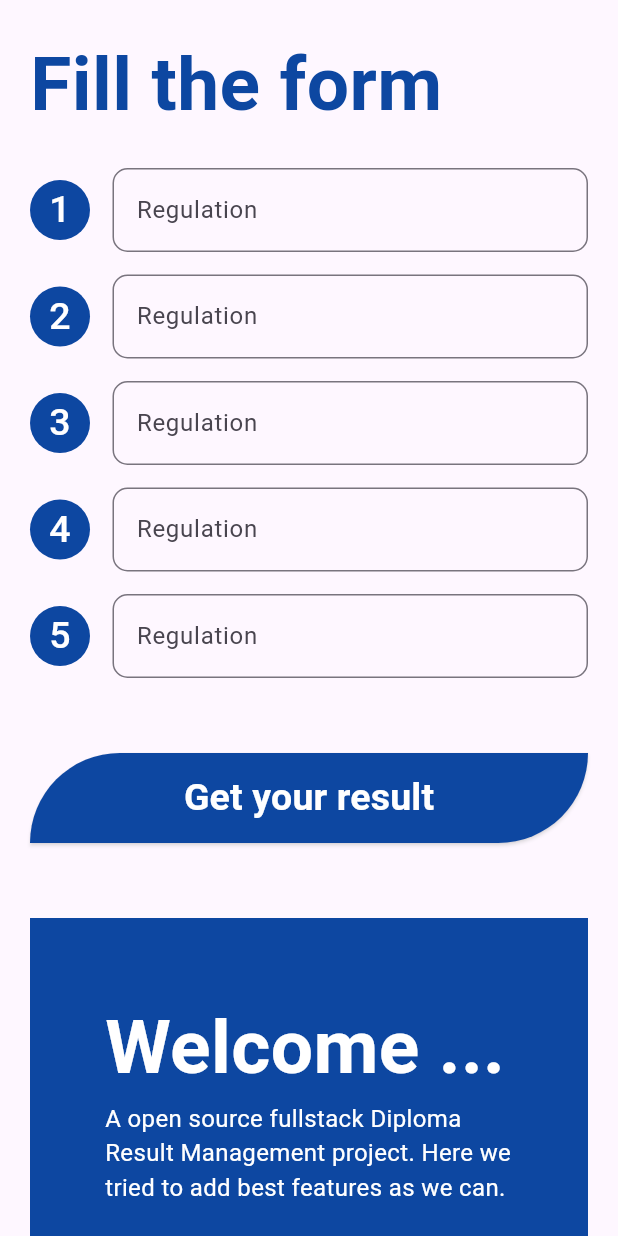
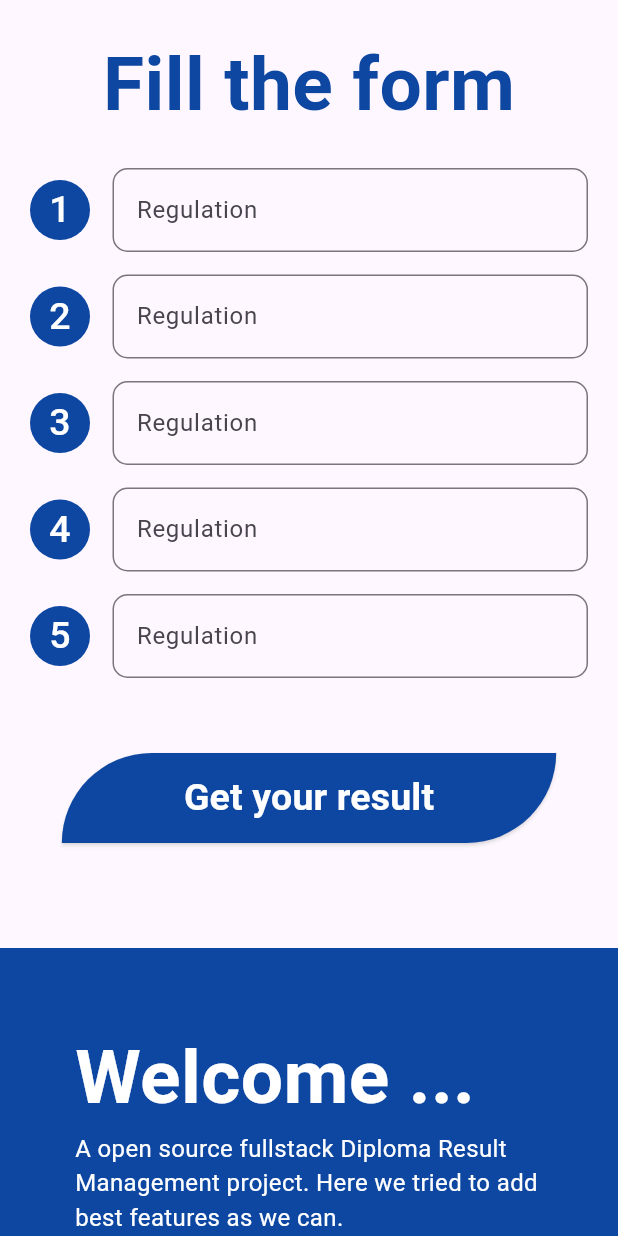
Before and after one commit to IsmailHosenIsmailJames/Full-Stack-Diploma-Result-Management, a Flutter app: the screen it shows after launch, on a phone screen of 412 x 824 dp. Run offline on Flutter 3.47's test engine with Material 3 defaults, Android fonts, the phone set to English and light mode, and no system bars; our stand-ins replace gap, simple_icons.

Commit message:
UI Changes

```diff
--- a/diploma_result_management_forntend/lib/src/screens/home/home.dart
+++ b/diploma_result_management_forntend/lib/src/screens/home/home.dart
@@ -20,8 +20,9 @@ class _HomeState extends State<Home> {
     Widget leftWidget = Container(
       decoration: BoxDecoration(
         color: Colors.blue.shade900,
-        borderRadius: BorderRadiusDirectional.only(
-          bottomEnd: Radius.circular(MediaQuery.of(context).size.width * .350),
+        borderRadius: BorderRadius.only(
+          bottomRight:
+              Radius.circular(MediaQuery.of(context).size.width * .350),
         ),
       ),
       padding: const EdgeInsets.all(50),
@@ -116,7 +117,10 @@ class _HomeState extends State<Home> {
           Expanded(
             child: Form(
               child: ListView(
+                children: [
+                  Padding(
                     padding: const EdgeInsets.all(20),
+                    child: Column(
                       children: [
                         Text(
                           "Fill the form",
@@ -204,6 +208,9 @@ class _HomeState extends State<Home> {
                         const Gap(50),
                         SizedBox(
                           height: 60,
+                          width: MediaQuery.of(context).size.width > breakPoint
+                              ? MediaQuery.of(context).size.width * 0.4
+                              : MediaQuery.of(context).size.width * 0.8,
                           child: ElevatedButton(
                             style: ElevatedButton.styleFrom(
                               backgroundColor: Colors.blue.shade900,
@@ -226,6 +233,9 @@ class _HomeState extends State<Home> {
                             ),
                           ),
                         ),
+                      ],
+                    ),
+                  ),
                   const Gap(50),
                   if (MediaQuery.of(context).size.width < breakPoint) leftWidget
                 ],
```
Lines whose indentation alone changed are shown as unchanged.
